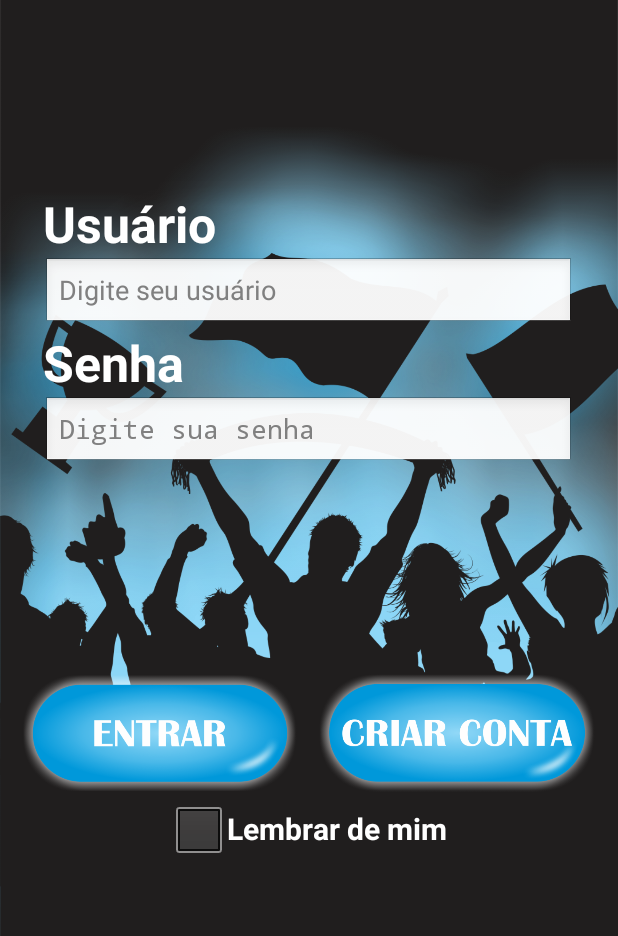
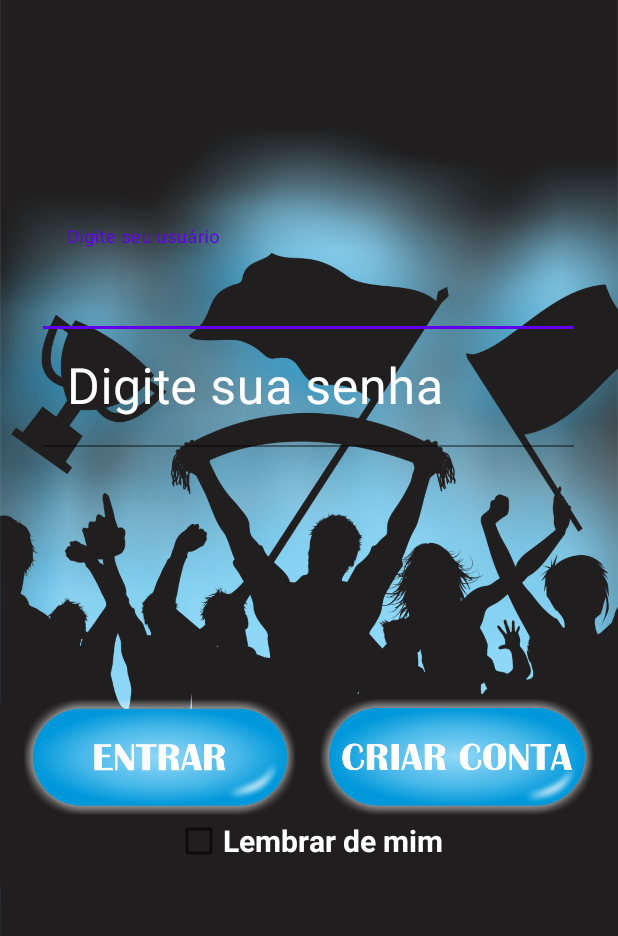
Before and after one commit to ronie-san/pytaco_app, an Android app: the screen it shows after launch (LoginActivity), on a phone screen of 412 x 824 dp, the part 300-1236 px from its top. Run offline under Robolectric (Android 15) with nearby library versions, the phone set to English and light mode, and no system bars; our stand-ins replace Volley.

Commit message:
Alteração de EditText para TextInputLayout na tela de login

```diff
--- a/app/build.gradle
+++ b/app/build.gradle
@@ -23,6 +23,10 @@ dependencies {
     implementation 'androidx.appcompat:appcompat:1.1.0'
     implementation 'androidx.constraintlayout:constraintlayout:1.1.3'
     implementation 'com.android.volley:volley:1.1.1'
+    implementation 'androidx.appcompat:appcompat:1.2.0-alpha01'
+    implementation 'androidx.core:core-ktx:1.2.0-rc01'
+    implementation 'androidx.constraintlayout:constraintlayout:1.1.3'
+    implementation 'com.google.android.material:material:1.2.0-alpha02'
     testImplementation 'junit:junit:4.12'
     androidTestImplementation 'androidx.test.ext:junit:1.1.1'
     androidTestImplementation 'androidx.test.espresso:espresso-core:3.2.0'
--- a/app/src/main/java/br/com/enterprise/pytaco/activity/BaseActivity.java
+++ b/app/src/main/java/br/com/enterprise/pytaco/activity/BaseActivity.java
@@ -72,4 +72,15 @@ public class BaseActivity extends FragmentActivity {
     protected void pEnableScreen() {
         getWindow().clearFlags(WindowManager.LayoutParams.FLAG_NOT_TOUCHABLE);
     }
+
+    protected void pHideKeboard(){
+        InputMethodManager imm = (InputMethodManager) this.getSystemService(Activity.INPUT_METHOD_SERVICE);
+        //Find the currently focused view, so we can grab the correct window token from it.
+        View view = this.getCurrentFocus();
+        //If no view currently has focus, create a new one, just so we can grab a window token from it
+        if (view == null) {
+            view = new View(this);
+        }
+        imm.hideSoftInputFromWindow(view.getWindowToken(), 0);
+    }
 }
--- a/app/src/main/res/layout/activity_login.xml
+++ b/app/src/main/res/layout/activity_login.xml
@@ -4,7 +4,7 @@
     android:layout_height="match_parent"
     android:background="#201E1E">
 
-<!--    "#201E1E"-->
+    <!--    "#201E1E"-->
 
     <FrameLayout
         android:id="@+id/login_pnlLoading"
@@ -14,8 +14,8 @@
     <ImageView
         android:layout_width="match_parent"
         android:layout_height="match_parent"
-        android:scaleType="centerInside"
-        android:background="@drawable/background" />
+        android:background="@drawable/background"
+        android:scaleType="centerInside" />
 
     <LinearLayout
         android:layout_width="match_parent"
@@ -58,38 +58,76 @@
             android:layout_weight="86"
             android:orientation="vertical">
 
-            <!--            <ImageButton-->
-            <!--                android:id="@+id/login_btnVoltar"-->
-            <!--                android:layout_width="110dp"-->
-            <!--                android:layout_height="wrap_content"-->
-            <!--                android:adjustViewBounds="true"-->
-            <!--                android:background="@android:color/transparent"-->
-            <!--                android:scaleType="centerCrop"-->
-            <!--                android:src="@drawable/botao_voltar" />-->
+            <com.google.android.material.textfield.TextInputLayout
+                style="@style/Widget.MaterialComponents.TextInputLayout.FilledBox"
+                android:layout_width="match_parent"
+                android:layout_height="wrap_content"
+                android:backgroundTint="@android:color/white"
+                android:baselineAligned="false"
+                android:textColorHint="@android:color/white">
 
-            <!--            <Space-->
-            <!--                android:layout_width="match_parent"-->
-            <!--                android:layout_height="30dp" />-->
-            <TextView
-                style="@style/label_login"
-                android:text="Usuário"
-                android:textSize="15pt" />
+                <com.google.android.material.textfield.TextInputEditText
+                    android:id="@+id/login_edtUsuario"
+                    android:layout_width="match_parent"
+                    android:layout_height="wrap_content"
+                    android:autofillHints=""
+                    android:backgroundTint="@android:color/transparent"
+                    android:cursorVisible="true"
+                    android:hint="Digite seu usuário"
+                    android:inputType="text"
+                    android:maxLines="1"
+                    android:textColor="@android:color/white"
+                    android:textColorHint="@android:color/white"
+                    android:textColorLink="@android:color/white"
+                    android:textSize="15pt" />
 
-            <EditText
-                android:id="@+id/login_edtUsuario"
-                style="@style/edt_criar_conta"
-                android:hint="Digite seu usuário" />
+            </com.google.android.material.textfield.TextInputLayout>
 
-            <TextView
-                style="@style/label_login"
-                android:text="Senha"
-                android:textSize="15pt" />
+            <!--            <TextView-->
+            <!--                style="@style/label_login"-->
+            <!--                android:text="Usuário"-->
+            <!--                android:textSize="15pt" />-->
 
-            <EditText
-                android:id="@+id/login_edtSenha"
-                style="@style/edt_criar_conta"
-                android:hint="Digite sua senha"
-                android:inputType="textPassword" />
+            <!--            <EditText-->
+            <!--                android:id="@+id/login_edtUsuario"-->
+            <!--                style="@style/edt_criar_conta"-->
+            <!--                android:hint="Digite seu usuário" />-->
+
+            <com.google.android.material.textfield.TextInputLayout
+                style="@style/Widget.MaterialComponents.TextInputLayout.FilledBox"
+                android:layout_width="match_parent"
+                android:layout_height="wrap_content"
+                android:backgroundTint="@android:color/white"
+                android:baselineAligned="false"
+                android:textColorHint="@android:color/white">
+
+                <com.google.android.material.textfield.TextInputEditText
+                    android:id="@+id/login_edtSenha"
+                    android:layout_width="match_parent"
+                    android:layout_height="wrap_content"
+                    android:autofillHints=""
+                    android:backgroundTint="@android:color/transparent"
+                    android:cursorVisible="true"
+                    android:hint="Digite sua senha"
+                    android:inputType="text"
+                    android:maxLines="1"
+                    android:textColor="@android:color/white"
+                    android:textColorHint="@android:color/white"
+                    android:textColorLink="@android:color/white"
+                    android:textSize="15pt" />
+
+            </com.google.android.material.textfield.TextInputLayout>
+
+            <!--            <TextView-->
+            <!--                style="@style/label_login"-->
+            <!--                android:text="Senha"-->
+            <!--                android:textSize="15pt" />-->
+
+            <!--            <EditText-->
+            <!--                android:id="@+id/login_edtSenha"-->
+            <!--                style="@style/edt_criar_conta"-->
+            <!--                android:hint="Digite sua senha"-->
+            <!--                android:inputType="textPassword" />-->
         </LinearLayout>
 
         <Space
@@ -153,7 +191,7 @@
             android:layout_gravity="center"
             android:padding="10dp"
             android:text="@string/esqueci_senha"
-            android:visibility="invisible"
-            android:textSize="9pt" />
+            android:textSize="9pt"
+            android:visibility="invisible" />
     </LinearLayout>
 </RelativeLayout>
--- a/app/src/main/res/values/styles.xml
+++ b/app/src/main/res/values/styles.xml
@@ -1,6 +1,6 @@
 <resources>
 
-    <style name="AppBaseTheme" parent="android:Theme.Light" />
+    <style name="AppBaseTheme" parent="Theme.MaterialComponents.Light.NoActionBar" />
 
     <style name="AppTheme" parent="AppBaseTheme">
         <item name="android:windowFullscreen">true</item>
```
